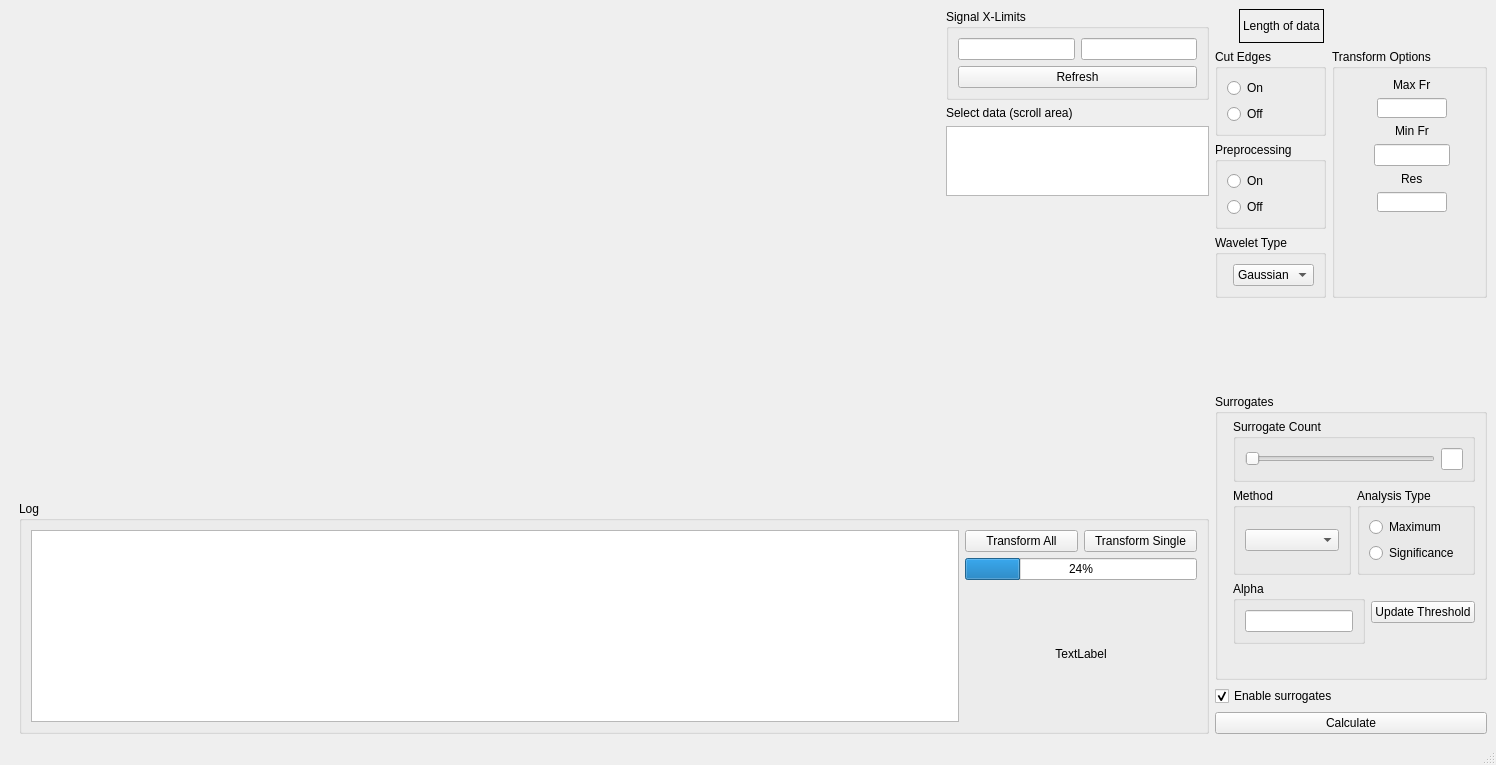
Old version of the form res/layout/window_phase_coherence.ui in the repository luphysics/PyMODA.
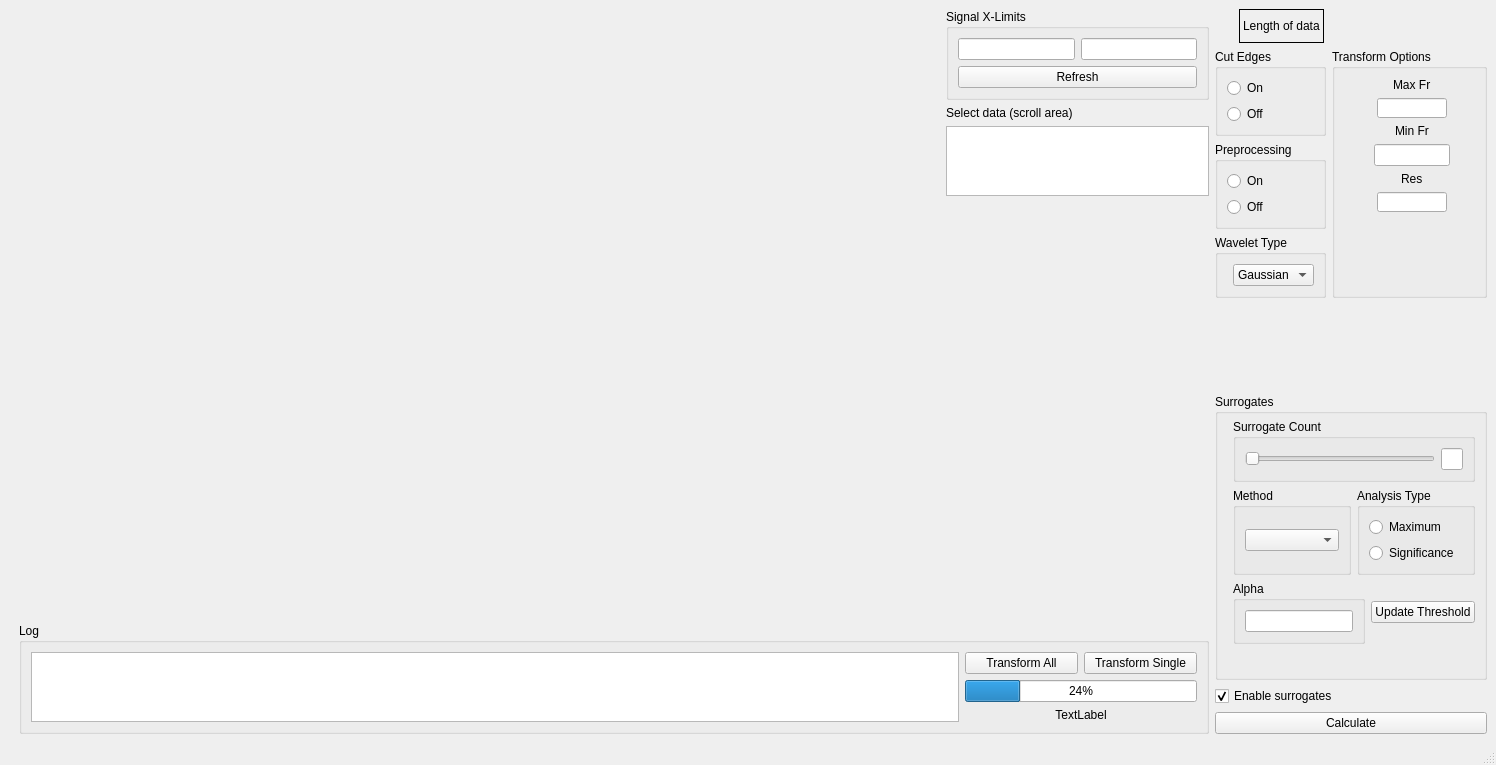
New version of the form. Custom widgets are drawn as their Qt base class.

The edit to the form file:
```diff
--- a/res/layout/window_phase_coherence.ui
+++ b/res/layout/window_phase_coherence.ui
@@ -18,7 +18,7 @@
     <item>
      <layout class="QHBoxLayout" name="main_layout" stretch="9,0">
       <item>
-       <layout class="QVBoxLayout" name="verticalLayout_7" stretch="9,0">
+       <layout class="QVBoxLayout" name="verticalLayout_7" stretch="9,1">
         <property name="leftMargin">
          <number>10</number>
         </property>
```
Left out of the diff: 6 changed lines with no effect on the pictures.
